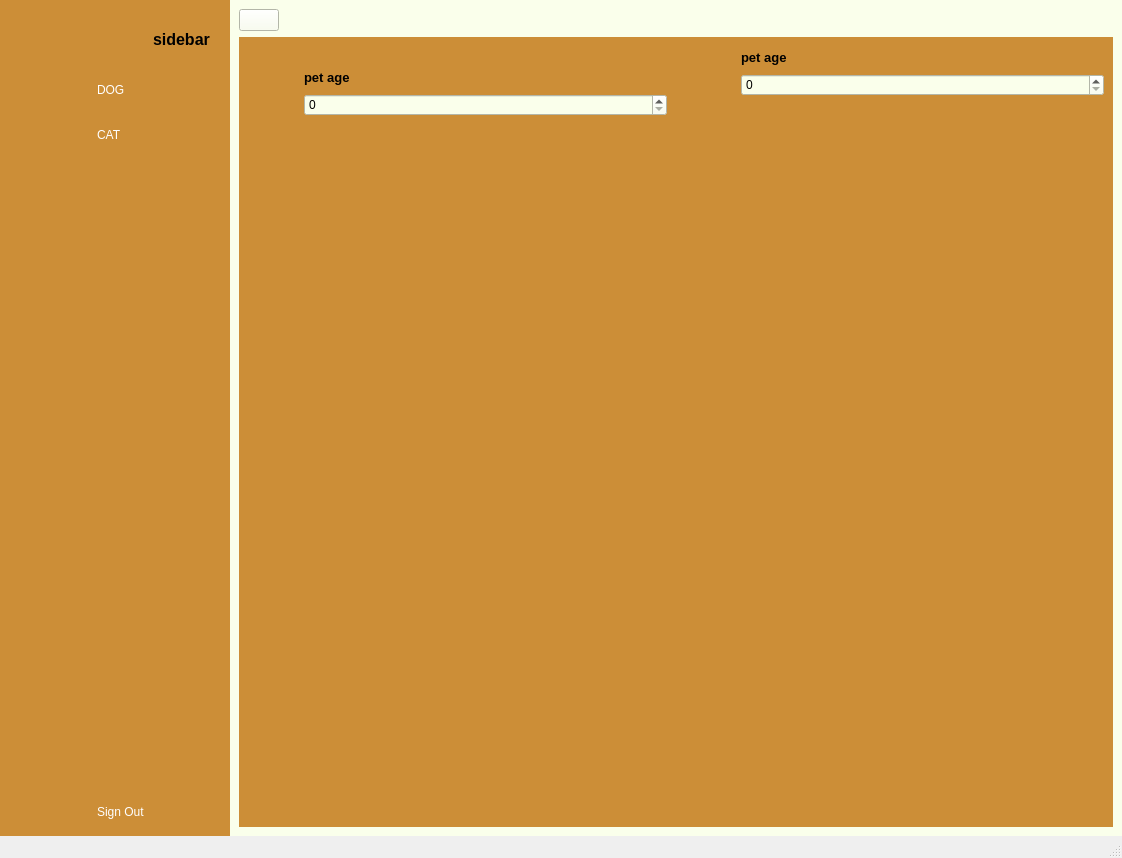
PPchayutt/PSCP-Project, file program.ui: the form before one commit.
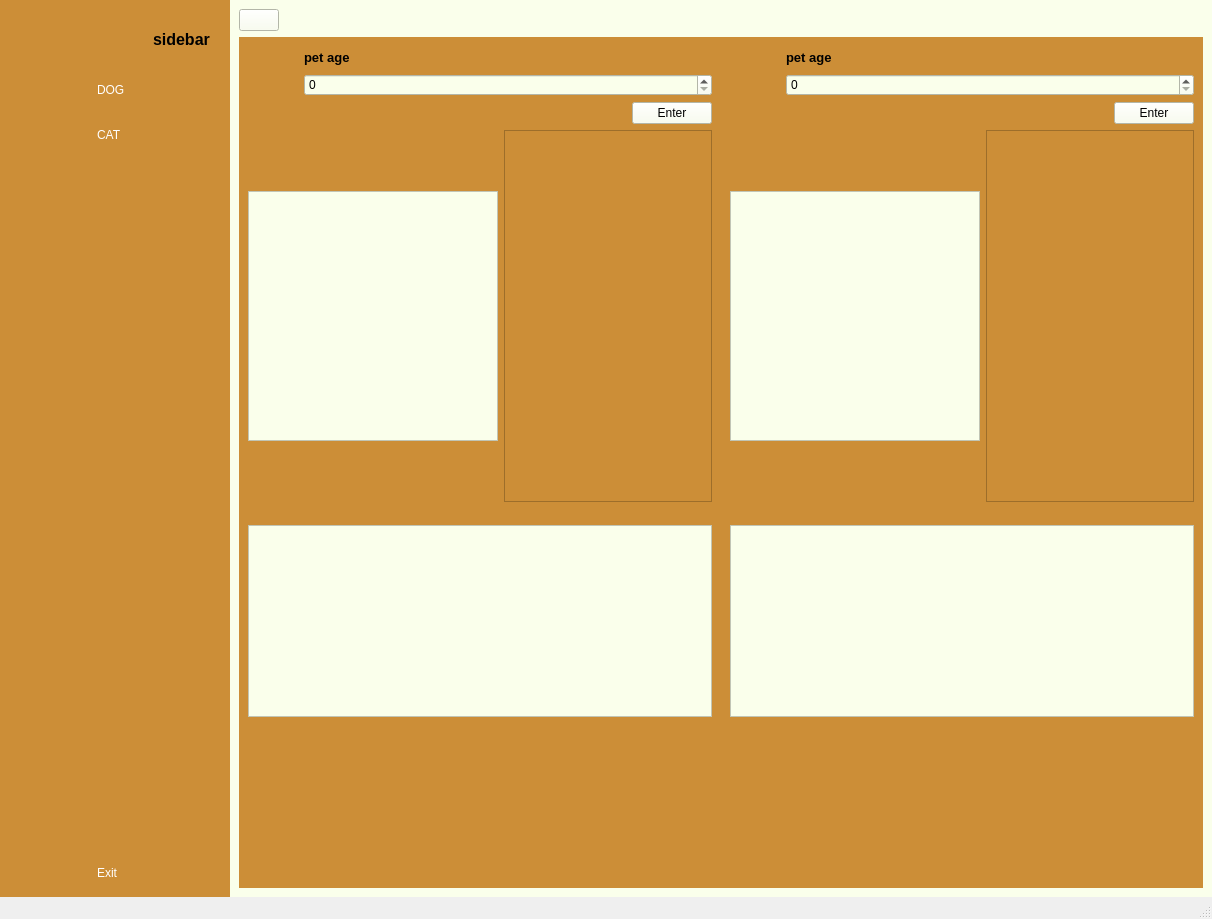
The form after the commit. Icons and pictures are not drawn.

```diff
--- a/program.ui
+++ b/program.ui
@@ -6,8 +6,8 @@
    <rect>
     <x>0</x>
     <y>0</y>
-    <width>1122</width>
-    <height>858</height>
+    <width>1212</width>
+    <height>919</height>
    </rect>
   </property>
   <property name="windowTitle">
@@ -281,7 +281,7 @@
        <item>
         <widget class="QPushButton" name="pushButton_6">
          <property name="text">
-          <string>Sign Out</string>
+          <string>Exit</string>
          </property>
          <property name="icon">
           <iconset resource="../../../Desktop/resources.qrc">
@@ -306,11 +306,7 @@
          <property name="styleSheet">
           <string notr="true">background-color: rgb(204, 142, 55);</string>
          </property>
-         <layout class="QGridLayout" name="gridLayout">
-          <item row="0" column="0">
-           <layout class="QVBoxLayout" name="verticalLayout_10">
-            <item>
-             <layout class="QVBoxLayout" name="verticalLayout_8">
+         <layout class="QVBoxLayout" name="verticalLayout_11">
               <item>
                <layout class="QHBoxLayout" name="horizontalLayout_5">
                 <item>
@@ -366,6 +362,8 @@
                </layout>
               </item>
               <item>
+           <layout class="QHBoxLayout" name="horizontalLayout_7">
+            <item>
                <spacer name="horizontalSpacer_3">
                 <property name="orientation">
                  <enum>Qt::Horizontal</enum>
@@ -378,8 +376,46 @@
                 </property>
                </spacer>
               </item>
-             </layout>
-            </item>
+            <item>
+             <widget class="QPushButton" name="pushButton_8">
+              <property name="styleSheet">
+               <string notr="true">background-color: rgb(250, 255, 235);</string>
+              </property>
+              <property name="text">
+               <string>Enter</string>
+              </property>
+             </widget>
+            </item>
+           </layout>
+          </item>
+          <item>
+           <layout class="QHBoxLayout" name="horizontalLayout_9">
+            <item>
+             <widget class="QTextBrowser" name="textBrowser_4">
+              <property name="minimumSize">
+               <size>
+                <width>250</width>
+                <height>250</height>
+               </size>
+              </property>
+              <property name="maximumSize">
+               <size>
+                <width>250</width>
+                <height>250</height>
+               </size>
+              </property>
+              <property name="styleSheet">
+               <string notr="true">background-color: rgb(250, 255, 235);</string>
+              </property>
+             </widget>
+            </item>
+            <item>
+             <widget class="QTextBrowser" name="textBrowser_6"/>
+            </item>
+           </layout>
+          </item>
+          <item>
+           <layout class="QVBoxLayout" name="verticalLayout_8">
             <item>
              <spacer name="verticalSpacer_4">
               <property name="orientation">
@@ -388,7 +424,27 @@
               <property name="sizeHint" stdset="0">
                <size>
                 <width>20</width>
-                <height>504</height>
+                <height>13</height>
+               </size>
+              </property>
+             </spacer>
+            </item>
+            <item>
+             <widget class="QTextBrowser" name="textBrowser_3">
+              <property name="styleSheet">
+               <string notr="true">background-color: rgb(250, 255, 235);</string>
+              </property>
+             </widget>
+            </item>
+            <item>
+             <spacer name="verticalSpacer_6">
+              <property name="orientation">
+               <enum>Qt::Vertical</enum>
+              </property>
+              <property name="sizeHint" stdset="0">
+               <size>
+                <width>20</width>
+                <height>162</height>
                </size>
               </property>
              </spacer>
@@ -446,22 +502,7 @@
          <property name="styleSheet">
           <string notr="true">background-color: rgb(204, 142, 55);</string>
          </property>
-         <layout class="QGridLayout" name="gridLayout_2">
-          <item row="0" column="0">
-           <layout class="QVBoxLayout" name="verticalLayout_9">
-            <item>
-             <spacer name="horizontalSpacer_4">
-              <property name="orientation">
-               <enum>Qt::Horizontal</enum>
-              </property>
-              <property name="sizeHint" stdset="0">
-               <size>
-                <width>40</width>
-                <height>20</height>
-               </size>
-              </property>
-             </spacer>
-            </item>
+         <layout class="QVBoxLayout" name="verticalLayout_10">
             <item>
              <layout class="QVBoxLayout" name="verticalLayout_6">
               <item>
@@ -518,6 +559,10 @@
                 </item>
                </layout>
               </item>
+           </layout>
+          </item>
+          <item>
+           <layout class="QHBoxLayout" name="horizontalLayout_6">
               <item>
                <spacer name="horizontalSpacer_2">
                 <property name="orientation">
@@ -531,17 +576,82 @@
                 </property>
                </spacer>
               </item>
+            <item>
+             <widget class="QPushButton" name="pushButton_7">
+              <property name="styleSheet">
+               <string notr="true">background-color: rgb(250, 255, 235);</string>
+              </property>
+              <property name="text">
+               <string>Enter</string>
+              </property>
+             </widget>
+            </item>
              </layout>
             </item>
             <item>
-             <spacer name="verticalSpacer_3">
+           <layout class="QHBoxLayout" name="horizontalLayout_8">
+            <item>
+             <widget class="QTextBrowser" name="textBrowser_2">
+              <property name="minimumSize">
+               <size>
+                <width>250</width>
+                <height>250</height>
+               </size>
+              </property>
+              <property name="maximumSize">
+               <size>
+                <width>250</width>
+                <height>250</height>
+               </size>
+              </property>
+              <property name="styleSheet">
+               <string notr="true">background-color: rgb(250, 255, 235);</string>
+              </property>
+             </widget>
+            </item>
+            <item>
+             <widget class="QTextBrowser" name="textBrowser_5">
+              <property name="verticalScrollBarPolicy">
+               <enum>Qt::ScrollBarAsNeeded</enum>
+              </property>
+              <property name="tabChangesFocus">
+               <bool>false</bool>
+              </property>
+             </widget>
+            </item>
+           </layout>
+          </item>
+          <item>
+           <layout class="QVBoxLayout" name="verticalLayout_9">
+            <item>
+             <spacer name="verticalSpacer_5">
               <property name="orientation">
                <enum>Qt::Vertical</enum>
               </property>
               <property name="sizeHint" stdset="0">
                <size>
                 <width>20</width>
-                <height>504</height>
+                <height>13</height>
+               </size>
+              </property>
+             </spacer>
+            </item>
+            <item>
+             <widget class="QTextBrowser" name="textBrowser_7">
+              <property name="styleSheet">
+               <string notr="true">background-color: rgb(250, 255, 235);</string>
+              </property>
+             </widget>
+            </item>
+            <item>
+             <spacer name="verticalSpacer_7">
+              <property name="orientation">
+               <enum>Qt::Vertical</enum>
+              </property>
+              <property name="sizeHint" stdset="0">
+               <size>
+                <width>20</width>
+                <height>162</height>
                </size>
               </property>
              </spacer>
```
Left out of the diff: 24 changed lines with no effect on the pictures. Lines whose indentation alone changed are shown as unchanged.
